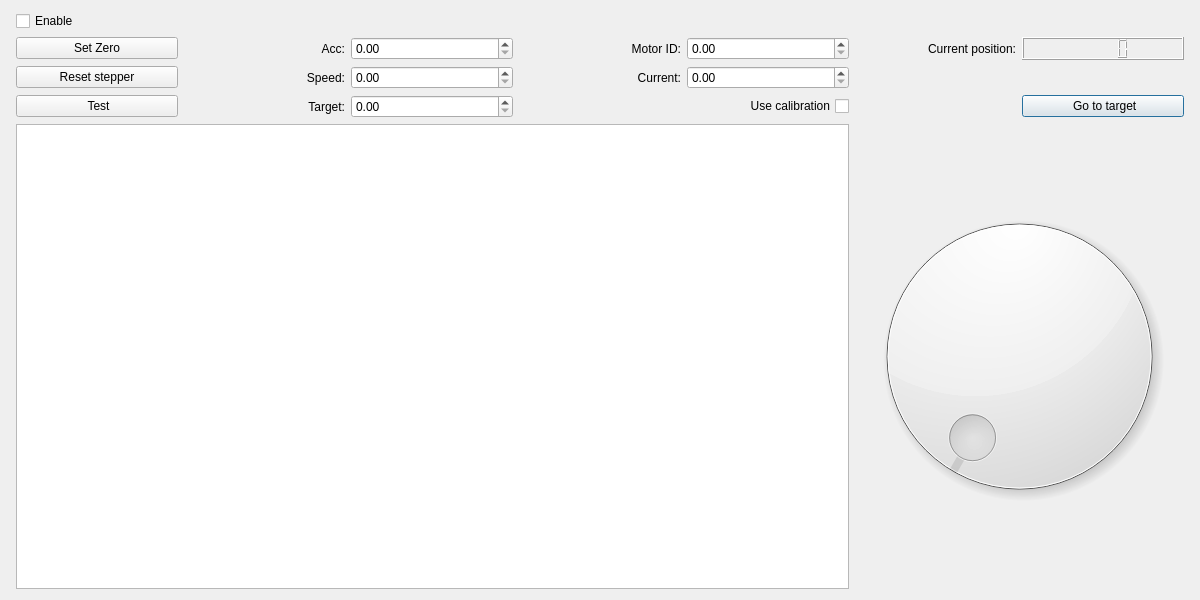
navrit/dexter, file SpidrMpx3Eq/qcstmsteppermotor.ui: the form before one commit.
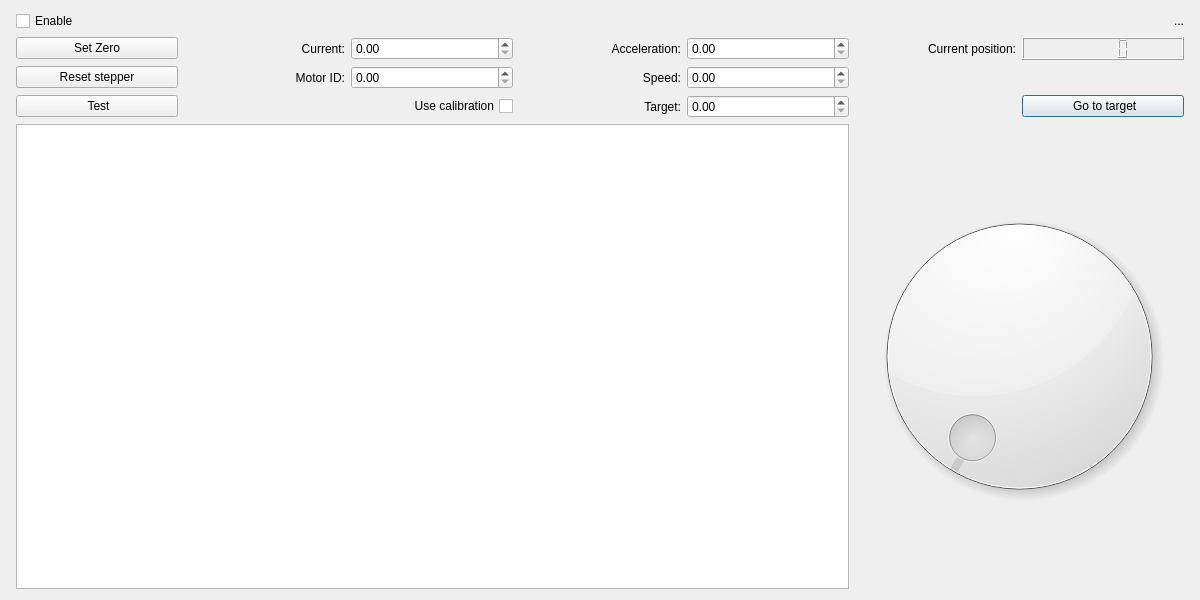
The form after the commit. Icons and pictures are not drawn.

What changed in the file:
```diff
--- a/SpidrMpx3Eq/qcstmsteppermotor.ui
+++ b/SpidrMpx3Eq/qcstmsteppermotor.ui
@@ -69,91 +69,6 @@
        </property>
       </widget>
      </item>
-     <item row="1" column="1">
-      <widget class="QLabel" name="label_1">
-       <property name="text">
-        <string>Acc:</string>
-       </property>
-       <property name="alignment">
-        <set>Qt::AlignRight|Qt::AlignTrailing|Qt::AlignVCenter</set>
-       </property>
-      </widget>
-     </item>
-     <item row="2" column="1">
-      <widget class="QLabel" name="label_2">
-       <property name="layoutDirection">
-        <enum>Qt::LeftToRight</enum>
-       </property>
-       <property name="text">
-        <string>Speed:</string>
-       </property>
-       <property name="alignment">
-        <set>Qt::AlignRight|Qt::AlignTrailing|Qt::AlignVCenter</set>
-       </property>
-      </widget>
-     </item>
-     <item row="1" column="2">
-      <widget class="QDoubleSpinBox" name="accelerationSpinBox"/>
-     </item>
-     <item row="2" column="2">
-      <widget class="QDoubleSpinBox" name="speedSpinBox"/>
-     </item>
-     <item row="3" column="1">
-      <widget class="QLabel" name="stepperTargetPosLabel">
-       <property name="layoutDirection">
-        <enum>Qt::LeftToRight</enum>
-       </property>
-       <property name="text">
-        <string>Target:</string>
-       </property>
-       <property name="alignment">
-        <set>Qt::AlignRight|Qt::AlignTrailing|Qt::AlignVCenter</set>
-       </property>
-      </widget>
-     </item>
-     <item row="3" column="2">
-      <widget class="QDoubleSpinBox" name="targetPosSpinBox">
-       <property name="maximum">
-        <double>360.000000000000000</double>
-       </property>
-      </widget>
-     </item>
-     <item row="1" column="3">
-      <widget class="QLabel" name="label_4">
-       <property name="text">
-        <string>Motor ID:</string>
-       </property>
-       <property name="alignment">
-        <set>Qt::AlignRight|Qt::AlignTrailing|Qt::AlignVCenter</set>
-       </property>
-      </widget>
-     </item>
-     <item row="1" column="4">
-      <widget class="QDoubleSpinBox" name="motorIdSpinBox"/>
-     </item>
-     <item row="2" column="3">
-      <widget class="QLabel" name="label_5">
-       <property name="text">
-        <string>Current:</string>
-       </property>
-       <property name="alignment">
-        <set>Qt::AlignRight|Qt::AlignTrailing|Qt::AlignVCenter</set>
-       </property>
-      </widget>
-     </item>
-     <item row="2" column="4">
-      <widget class="QDoubleSpinBox" name="currentISpinBox"/>
-     </item>
-     <item row="3" column="4">
-      <widget class="QCheckBox" name="stepperUseCalibCheckBox">
-       <property name="layoutDirection">
-        <enum>Qt::RightToLeft</enum>
-       </property>
-       <property name="text">
-        <string>Use calibration</string>
-       </property>
-      </widget>
-     </item>
      <item row="3" column="6">
       <widget class="QPushButton" name="motorGoToTargetButton">
        <property name="text">
@@ -184,6 +99,104 @@
      <item row="1" column="6">
       <widget class="QLCDNumber" name="motorCurrentPoslcdNumber"/>
      </item>
+     <item row="1" column="4">
+      <widget class="QDoubleSpinBox" name="accelerationSpinBox"/>
+     </item>
+     <item row="1" column="3">
+      <widget class="QLabel" name="label_1">
+       <property name="text">
+        <string>Acceleration:</string>
+       </property>
+       <property name="alignment">
+        <set>Qt::AlignRight|Qt::AlignTrailing|Qt::AlignVCenter</set>
+       </property>
+      </widget>
+     </item>
+     <item row="2" column="4">
+      <widget class="QDoubleSpinBox" name="speedSpinBox"/>
+     </item>
+     <item row="2" column="3">
+      <widget class="QLabel" name="label_2">
+       <property name="layoutDirection">
+        <enum>Qt::LeftToRight</enum>
+       </property>
+       <property name="text">
+        <string>Speed:</string>
+       </property>
+       <property name="alignment">
+        <set>Qt::AlignRight|Qt::AlignTrailing|Qt::AlignVCenter</set>
+       </property>
+      </widget>
+     </item>
+     <item row="3" column="4">
+      <widget class="QDoubleSpinBox" name="targetPosSpinBox">
+       <property name="maximum">
+        <double>360.000000000000000</double>
+       </property>
+      </widget>
+     </item>
+     <item row="3" column="3">
+      <widget class="QLabel" name="stepperTargetPosLabel">
+       <property name="layoutDirection">
+        <enum>Qt::LeftToRight</enum>
+       </property>
+       <property name="text">
+        <string>Target:</string>
+       </property>
+       <property name="alignment">
+        <set>Qt::AlignRight|Qt::AlignTrailing|Qt::AlignVCenter</set>
+       </property>
+      </widget>
+     </item>
+     <item row="1" column="1">
+      <widget class="QLabel" name="label_5">
+       <property name="text">
+        <string>Current:</string>
+       </property>
+       <property name="alignment">
+        <set>Qt::AlignRight|Qt::AlignTrailing|Qt::AlignVCenter</set>
+       </property>
+      </widget>
+     </item>
+     <item row="1" column="2">
+      <widget class="QDoubleSpinBox" name="currentISpinBox"/>
+     </item>
+     <item row="3" column="2">
+      <widget class="QCheckBox" name="stepperUseCalibCheckBox">
+       <property name="layoutDirection">
+        <enum>Qt::RightToLeft</enum>
+       </property>
+       <property name="text">
+        <string>Use calibration</string>
+       </property>
+      </widget>
+     </item>
+     <item row="2" column="1">
+      <widget class="QLabel" name="label_4">
+       <property name="text">
+        <string>Motor ID:</string>
+       </property>
+       <property name="alignment">
+        <set>Qt::AlignRight|Qt::AlignTrailing|Qt::AlignVCenter</set>
+       </property>
+      </widget>
+     </item>
+     <item row="2" column="2">
+      <widget class="QDoubleSpinBox" name="motorIdSpinBox"/>
+     </item>
+     <item row="0" column="6">
+      <widget class="QLabel" name="label_positionStatus">
+       <property name="layoutDirection">
+        <enum>Qt::LeftToRight</enum>
+       </property>
+       <property name="text">
+        <string>...</string>
+       </property>
+       <property name="alignment">
+        <set>Qt::AlignRight|Qt::AlignTrailing|Qt::AlignVCenter</set>
+       </property>
+      </widget>
+     </item>
     </layout>
    </item>
   </layout>
```
